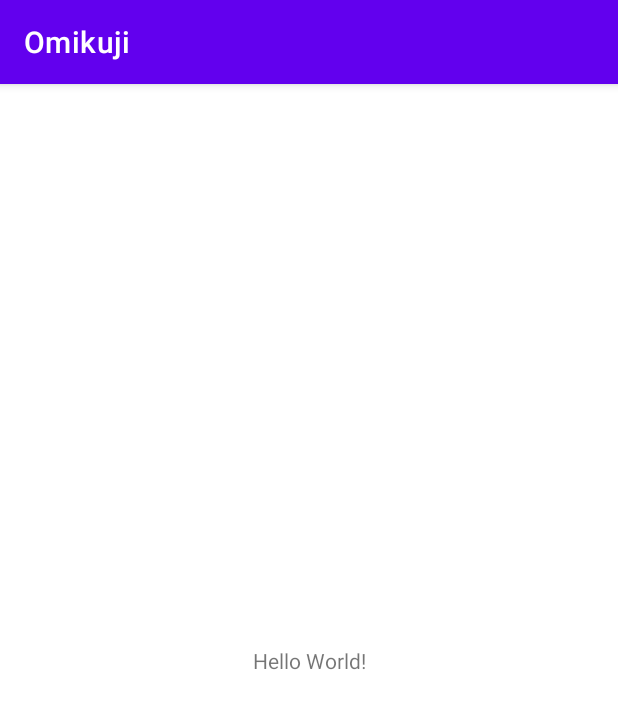
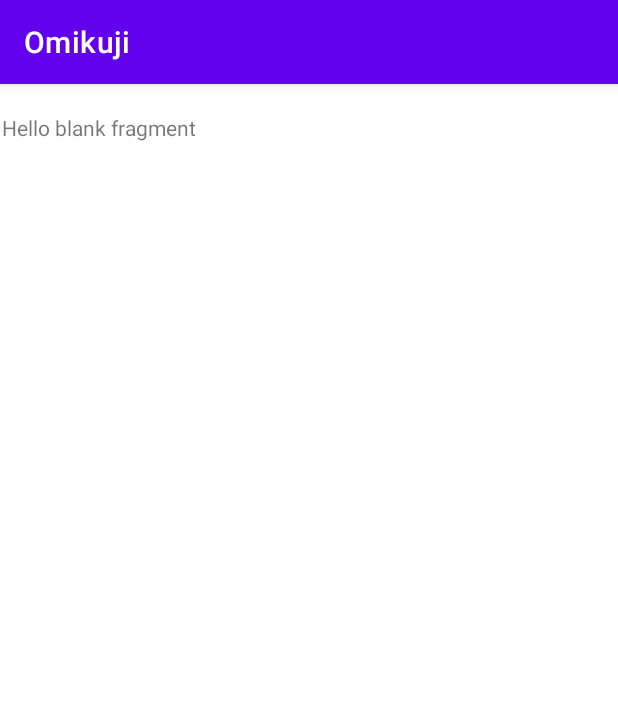
Before and after one commit to GoldenRiver12/Omikuji, an Android app: the screen it shows after launch (MainActivity), on a phone screen of 412 x 824 dp. Shown: the top 709 px of the screen. Run offline under Robolectric (Android 15) with nearby library versions, the phone set to English and light mode, and no system bars.

Commit message:
[add] 空の画面を追加

```diff
--- a/app/build.gradle
+++ b/app/build.gradle
@@ -37,6 +37,8 @@ dependencies {
     implementation 'androidx.appcompat:appcompat:1.5.0'
     implementation 'com.google.android.material:material:1.6.1'
     implementation 'androidx.constraintlayout:constraintlayout:2.1.4'
+    implementation 'androidx.navigation:navigation-fragment-ktx:2.5.1'
+    implementation 'androidx.navigation:navigation-ui-ktx:2.5.1'
     testImplementation 'junit:junit:4.13.2'
     androidTestImplementation 'androidx.test.ext:junit:1.1.3'
     androidTestImplementation 'androidx.test.espresso:espresso-core:3.4.0'
--- /dev/null
+++ b/app/src/main/java/com/example/omikuji/DrawLotsFragment.kt
@@ -0,0 +1,59 @@
+package com.example.omikuji
+
+import android.os.Bundle
+import androidx.fragment.app.Fragment
+import android.view.LayoutInflater
+import android.view.View
+import android.view.ViewGroup
+
+// TODO: Rename parameter arguments, choose names that match
+// the fragment initialization parameters, e.g. ARG_ITEM_NUMBER
+private const val ARG_PARAM1 = "param1"
+private const val ARG_PARAM2 = "param2"
+
+/**
+ * A simple [Fragment] subclass.
+ * Use the [DrawLotsFragment.newInstance] factory method to
+ * create an instance of this fragment.
+ */
+class DrawLotsFragment : Fragment() {
+    // TODO: Rename and change types of parameters
+    private var param1: String? = null
+    private var param2: String? = null
+
+    override fun onCreate(savedInstanceState: Bundle?) {
+        super.onCreate(savedInstanceState)
+        arguments?.let {
+            param1 = it.getString(ARG_PARAM1)
+            param2 = it.getString(ARG_PARAM2)
+        }
+    }
+
+    override fun onCreateView(
+        inflater: LayoutInflater, container: ViewGroup?,
+        savedInstanceState: Bundle?
+    ): View? {
+        // Inflate the layout for this fragment
+        return inflater.inflate(R.layout.fragment_draw_lots, container, false)
+    }
+
+    companion object {
+        /**
+         * Use this factory method to create a new instance of
+         * this fragment using the provided parameters.
+         *
+         * @param param1 Parameter 1.
+         * @param param2 Parameter 2.
+         * @return A new instance of fragment DrawLotsFragment.
+         */
+        // TODO: Rename and change types and number of parameters
+        @JvmStatic
+        fun newInstance(param1: String, param2: String) =
+            DrawLotsFragment().apply {
+                arguments = Bundle().apply {
+                    putString(ARG_PARAM1, param1)
+                    putString(ARG_PARAM2, param2)
+                }
+            }
+    }
+}
--- a/app/src/main/res/layout/activity_main.xml
+++ b/app/src/main/res/layout/activity_main.xml
@@ -6,13 +6,15 @@
     android:layout_height="match_parent"
     tools:context=".MainActivity">
 
-    <TextView
-        android:layout_width="wrap_content"
-        android:layout_height="wrap_content"
-        android:text="Hello World!"
+    <androidx.fragment.app.FragmentContainerView
+        android:id="@+id/fragmentContainerView"
+        android:name="androidx.navigation.fragment.NavHostFragment"
+        android:layout_width="409dp"
+        android:layout_height="729dp"
+        app:defaultNavHost="true"
         app:layout_constraintBottom_toBottomOf="parent"
         app:layout_constraintEnd_toEndOf="parent"
         app:layout_constraintStart_toStartOf="parent"
-        app:layout_constraintTop_toTopOf="parent" />
-
+        app:layout_constraintTop_toTopOf="parent"
+        app:navGraph="@navigation/nav" />
 </androidx.constraintlayout.widget.ConstraintLayout>
--- /dev/null
+++ b/app/src/main/res/layout/fragment_draw_lots.xml
@@ -0,0 +1,14 @@
+<?xml version="1.0" encoding="utf-8"?>
+<FrameLayout xmlns:android="http://schemas.android.com/apk/res/android"
+    xmlns:tools="http://schemas.android.com/tools"
+    android:layout_width="match_parent"
+    android:layout_height="match_parent"
+    tools:context=".DrawLotsFragment">
+
+    <!-- TODO: Update blank fragment layout -->
+    <TextView
+        android:layout_width="match_parent"
+        android:layout_height="match_parent"
+        android:text="@string/hello_blank_fragment" />
+
+</FrameLayout>
--- /dev/null
+++ b/app/src/main/res/navigation/nav.xml
@@ -0,0 +1,26 @@
+<?xml version="1.0" encoding="utf-8"?>
+<navigation xmlns:android="http://schemas.android.com/apk/res/android"
+    xmlns:app="http://schemas.android.com/apk/res-auto"
+    xmlns:tools="http://schemas.android.com/tools"
+    android:id="@+id/nav"
+    app:startDestination="@id/drawLotsFragment">
+
+    <fragment
+        android:id="@+id/drawLotsFragment"
+        android:name="com.example.omikuji.DrawLotsFragment"
+        android:label="おみくじ"
+        tools:layout="@layout/fragment_draw_lots">
+        <action
+            android:id="@+id/action_drawLotsFragment_to_lotsHistoryFragment"
+            app:destination="@id/lotsHistoryFragment" />
+    </fragment>
+    <fragment
+        android:id="@+id/lotsHistoryFragment"
+        android:name="com.example.omikuji.LotsHistoryFragment"
+        android:label="おみくじ履歴"
+        tools:layout="@layout/fragment_lots_history" >
+        <action
+            android:id="@+id/action_lotsHistoryFragment_to_drawLotsFragment"
+            app:destination="@id/drawLotsFragment" />
+    </fragment>
+</navigation>
--- a/app/src/main/res/values/strings.xml
+++ b/app/src/main/res/values/strings.xml
@@ -1,3 +1,5 @@
 <resources>
     <string name="app_name">Omikuji</string>
+    <!-- TODO: Remove or change this placeholder text -->
+    <string name="hello_blank_fragment">Hello blank fragment</string>
 </resources>
```
Also changed, not shown: app/src/main/java/com/example/omikuji/LotsHistoryFragment.kt (added, +59 -0 lines), app/src/main/res/layout/fragment_lots_history.xml (added, +14 -0 lines).
